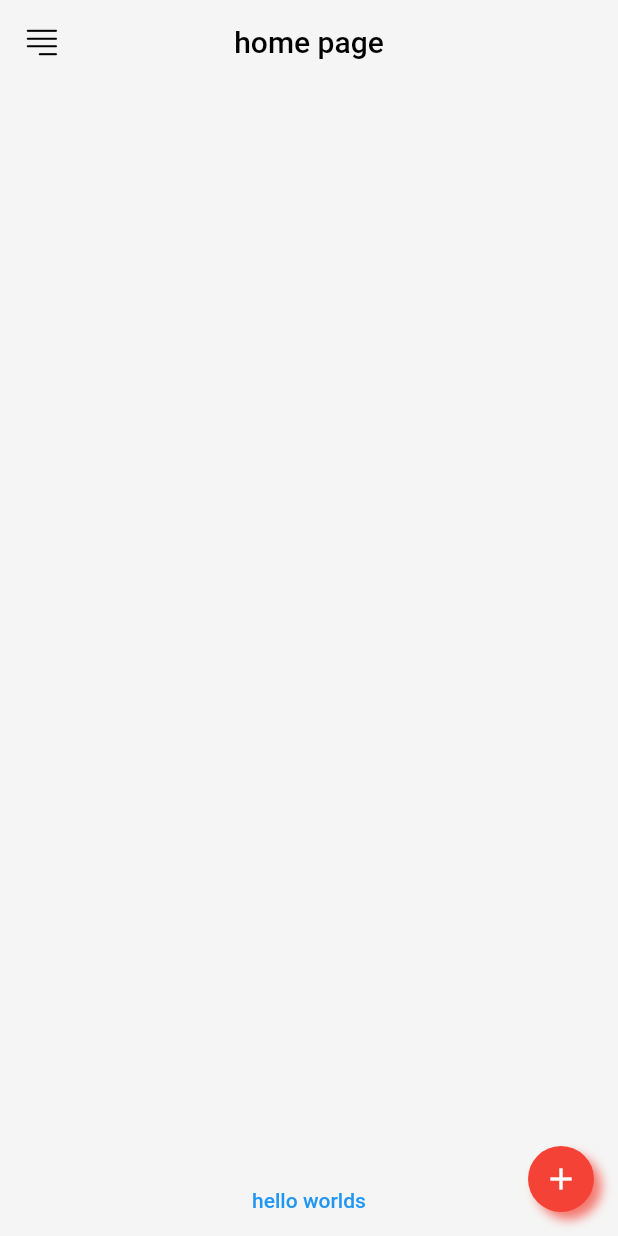
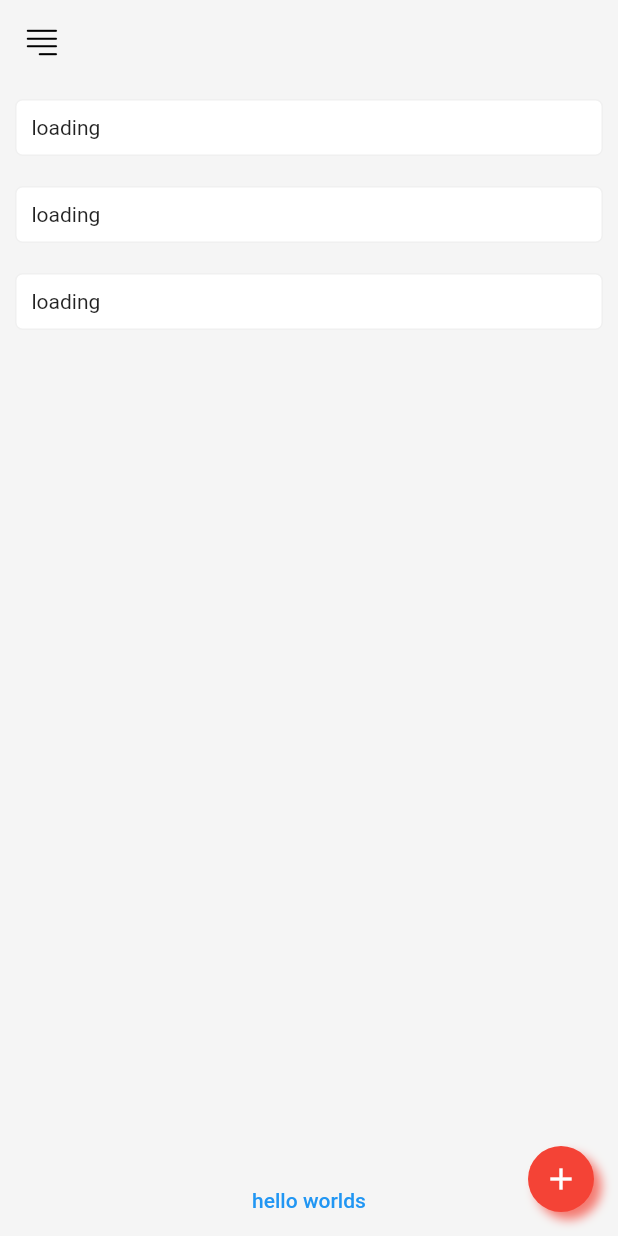
Before and after one commit to willroyMyles/autoparts, a Flutter app: the screen it shows after launch, on a phone screen of 412 x 824 dp. Run offline on Flutter 3.47's test engine with Material 2 defaults, Android fonts, the light colour scheme and no system bars; our stand-ins replace dio, entry, get, timeago; missing offline and left inert: dart:ffi, hawk_fab_menu.

Commit message:
error and loading view added to general list view

```diff
--- /dev/null
+++ b/lib/backend/mixins/customStateMixin.dart
@@ -0,0 +1,15 @@
+import 'package:get/get.dart';
+
+mixin CSM {
+  RxStatus status = RxStatus.loading();
+  Function callback = () {};
+
+  setCallback(Function callback1) {
+    callback = callback1;
+  }
+
+  updateStatus(RxStatus sta) {
+    status = sta;
+    callback();
+  }
+}
--- a/lib/backend/network/baseExecutor.dart
+++ b/lib/backend/network/baseExecutor.dart
@@ -1,7 +1,7 @@
 import 'package:dio/dio.dart';
 
 String get getBaseUrl =>
-    "https://7347-2605-a200-9501-bd6a-4410-ffdf-74dd-2bc7.ngrok.io";
+    "https://da6b-2605-a200-9501-bd6a-78f1-30b0-bd4b-9e6.ngrok.io";
 
 class BaseExecutor {
   final dio = Dio(BaseOptions(baseUrl: getBaseUrl, headers: {}));
--- a/lib/frontend/components/genericListView.dart
+++ b/lib/frontend/components/genericListView.dart
@@ -1,6 +1,10 @@
 import 'package:flutter/material.dart';
+import 'package:get/get.dart';
 import 'package:wrg3/backend/enums/enum.itemType.dart';
+import 'package:wrg3/backend/extension/ext.dart';
+import 'package:wrg3/backend/models/model.post.dart';
 import 'package:wrg3/backend/network/general.executor.dart';
+import 'package:wrg3/backend/services/service.theme.dart';
 import 'package:wrg3/frontend/components/items/item.post.dart';
 
 class GenericListView extends StatelessWidget {
@@ -8,12 +12,14 @@ class GenericListView extends StatelessWidget {
   final bool refresh;
   final Function? onRefresh;
   final Itemtype itemtype;
+  final RxStatus status;
   GenericListView(
       {Key? key,
       required this.items,
       this.refresh = false,
       this.onRefresh,
-      required this.itemtype})
+      required this.itemtype,
+      required this.status})
       : super(key: key);
 
   bool onEndReached = false;
@@ -35,11 +41,55 @@ class GenericListView extends StatelessWidget {
       child: RefreshIndicator(
         onRefresh: _onRefreshCallback,
         child: ListView.builder(
-          itemCount: items.length,
+          itemCount: items.length +
+              (status.isLoading ? 3 : 0) +
+              (status.isError ? 1 : 0),
           itemBuilder: (context, index) {
-            var model = items.elementAt(index);
-            if (itemtype == Itemtype.POST) return PostItem(model: model);
+            if (status.isSuccess || status.isLoading && index > 2) {
+              var model = items.elementAt(index);
+              if (itemtype == Itemtype.POST) {
+                return PostItem(
+                  model: model,
+                );
+              }
+            }
 
+            if (status.isLoading) {
+              return PostItem(
+                loading: true,
+              );
+            }
+
+            if (status.isError) {
+              return Container(
+                height: Get.width / 2,
+                alignment: Alignment.center,
+                margin: EdgeInsets.all(20),
+                padding: EdgeInsets.symmetric(vertical: 5),
+                decoration: BoxDecoration(
+                    color: Colors.blueGrey.shade900,
+                    borderRadius: BorderRadius.circular(5)),
+                child: Column(
+                  mainAxisAlignment: MainAxisAlignment.center,
+                  children: [
+                    Padding(
+                      padding: const EdgeInsets.all(18.0),
+                      child: Text(
+                        status.errorMessage!,
+                        style: TextStyle(
+                            color: Colors.white, fontWeight: FontWeight.w600),
+                      ),
+                    ),
+                    TextButton(
+                      onPressed: () {
+                        _onRefreshCallback();
+                      },
+                      child: Text("try again"),
+                    )
+                  ],
+                ),
+              );
+            }
             return Container(
               height: 100,
               color: Colors.green,
--- a/lib/frontend/components/items/item.post.dart
+++ b/lib/frontend/components/items/item.post.dart
@@ -6,11 +6,28 @@ import 'package:wrg3/backend/services/service.theme.dart';
 import 'package:wrg3/frontend/pages/posts/view.postDetail.dart';
 
 class PostItem extends StatelessWidget {
-  final PostModel model;
-  const PostItem({Key? key, required this.model}) : super(key: key);
+  final PostModel? model;
+  final bool loading;
+  const PostItem({Key? key, this.model, this.loading = false})
+      : super(key: key);
 
   @override
   Widget build(BuildContext context) {
+    if (loading) {
+      return Container(
+        child: Text("loading"),
+        padding: EdgeInsets.all(10),
+        margin: EdgeInsets.all(10),
+        decoration: BoxDecoration(
+            color: Colors.white,
+            borderRadius: themeService.br,
+            border: Border.all(
+              color: themeService.grey,
+              width: 1,
+            ),
+            boxShadow: [themeService.primaryShadow]),
+      );
+    }
     return Container(
       padding: EdgeInsets.all(10),
       margin: EdgeInsets.all(10),
@@ -24,7 +41,7 @@ class PostItem extends StatelessWidget {
           boxShadow: [themeService.primaryShadow]),
       child: InkWell(
         onTap: () {
-          Get.to(() => PostDetailView(model: model));
+          Get.to(() => PostDetailView(model: model!));
         },
         child: Column(children: [
           Row(
@@ -35,16 +52,16 @@ class PostItem extends StatelessWidget {
                   child: Column(
                     crossAxisAlignment: CrossAxisAlignment.start,
                     children: [
-                      Text(model.title).h1(),
-                      Text(model.category).h2(),
+                      Text(model!.title).h1(),
+                      Text(model!.category).h2(),
                     ],
                   )),
               Container(
                 child: Column(
                   crossAxisAlignment: CrossAxisAlignment.end,
                   children: [
-                    Text(model.getCreateDate).h4(),
-                    model.status.statusText()
+                    Text(model!.getCreateDate).h4(),
+                    model!.status.statusText()
                   ],
                 ),
               ),
@@ -64,9 +81,9 @@ class PostItem extends StatelessWidget {
           Row(
             mainAxisAlignment: MainAxisAlignment.spaceBetween,
             children: [
-              Text(model.make).h3(),
-              Text(model.model).h3(),
-              Text(model.year.toString()).h3(),
+              Text(model!.make).h3(),
+              Text(model!.model).h3(),
+              Text(model!.year.toString()).h3(),
             ],
           )
         ]),
--- a/lib/frontend/pages/main/view.mainPage.dart
+++ b/lib/frontend/pages/main/view.mainPage.dart
@@ -10,7 +10,11 @@ class MainPage extends StatelessWidget {
     return Scaffold(
       floatingActionButton: InkWell(
         onTap: () {},
+        radius: 50,
+        borderRadius: BorderRadius.circular(50),
+        splashColor: Colors.white,
         child: Container(
+            clipBehavior: Clip.antiAlias,
             padding: EdgeInsets.all(10),
             decoration: BoxDecoration(
                 color: Theme.of(context).colorScheme.secondary,
@@ -46,7 +50,8 @@ class MainPage extends StatelessWidget {
           headerSliverBuilder: (context, innerBoxIsScrolled) {
             return [
               SliverAppBar(
-                title: Text("home page"),
+                title: Text(""),
+                centerTitle: false,
                 backgroundColor: Colors.transparent,
                 primary: true,
                 leading: Icon(CupertinoIcons.text_justifyright),
--- a/lib/frontend/pages/posts/state.post.dart
+++ b/lib/frontend/pages/posts/state.post.dart
@@ -2,10 +2,14 @@ import 'package:flutter/cupertino.dart';
 import 'package:flutter/material.dart';
 import 'package:get/get.dart';
 import 'package:wrg3/backend/extension/ext.dart';
+import 'package:wrg3/backend/mixins/customStateMixin.dart';
+import 'package:wrg3/backend/services/service.status.dart';
 import 'package:wrg3/backend/services/service.theme.dart';
 import 'package:wrg3/frontend/components/expandingButton.dart';
 
-class PostState extends GetxController {
+import '../../../backend/network/general.executor.dart';
+
+class PostState extends GetxController with CSM {
   shouldRefresh() {
     refresh();
   }
@@ -104,4 +108,15 @@ class PostState extends GetxController {
       ]),
     );
   }
+
+  @override
+  void onInit() {
+    super.onInit();
+    serviceStatus.postStatus.setCallback(this.refresh);
+  }
+
+  void getPosts() async {
+    serviceStatus.postStatus.updateStatus(RxStatus.loading());
+    await GE.postGetPosts();
+  }
 }
--- a/lib/frontend/pages/posts/view.posts.dart
+++ b/lib/frontend/pages/posts/view.posts.dart
@@ -2,6 +2,7 @@ import 'package:flutter/material.dart';
 import 'package:get/get.dart';
 import 'package:wrg3/backend/enums/enum.itemType.dart';
 import 'package:wrg3/backend/services/service.information.dart';
+import 'package:wrg3/backend/services/service.status.dart';
 import 'package:wrg3/backend/services/service.theme.dart';
 import 'package:wrg3/frontend/components/genericListView.dart';
 import 'package:wrg3/frontend/pages/posts/state.post.dart';
@@ -20,13 +21,14 @@ class PostView extends StatelessWidget {
         child: Column(children: [
           Expanded(
               child: GenericListView(
+            status: serviceStatus.postStatus.status.value,
             items: infoService.posts.list,
             itemtype: Itemtype.POST,
+            onRefresh: controller.getPosts,
           )),
           TextButton(
               onPressed: () async {
-                await GE.postGetPosts();
-                controller.shouldRefresh();
+                controller.getPosts();
                 Get.changeTheme(Get.isDarkMode
                     ? themeService.lightTheme
                     : themeService.darkTheme);
```
Also changed, not shown: lib/backend/network/post.executor.dart (+8 -3 lines), lib/backend/services/service.status.dart (added, +45 -0 lines).
